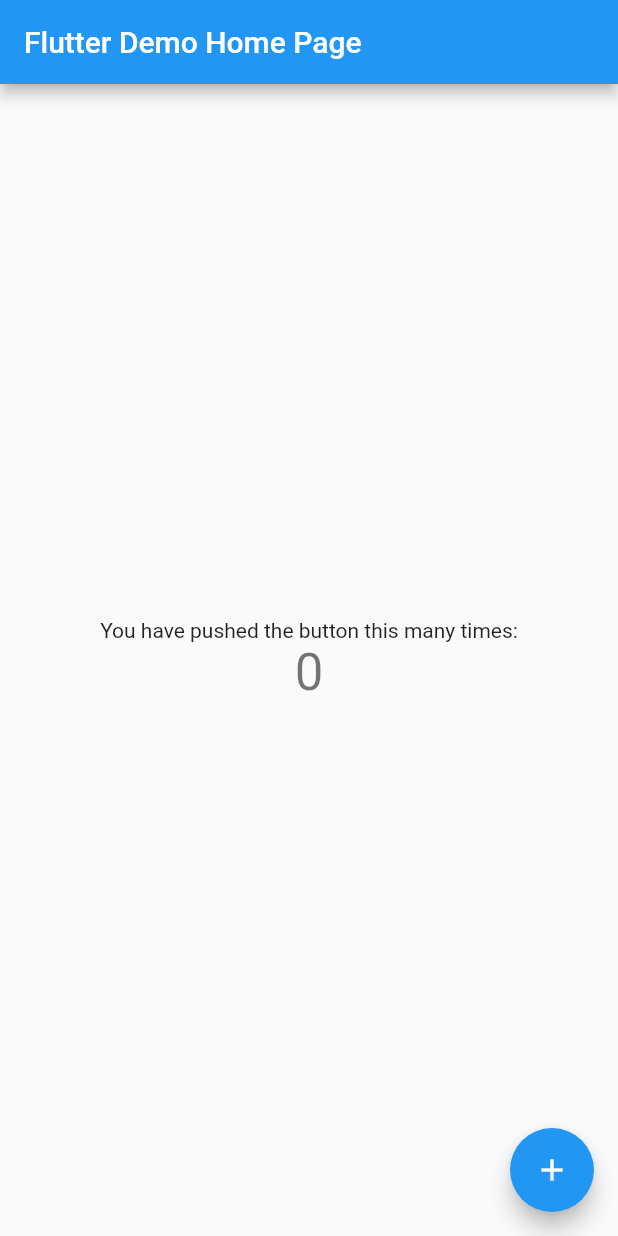
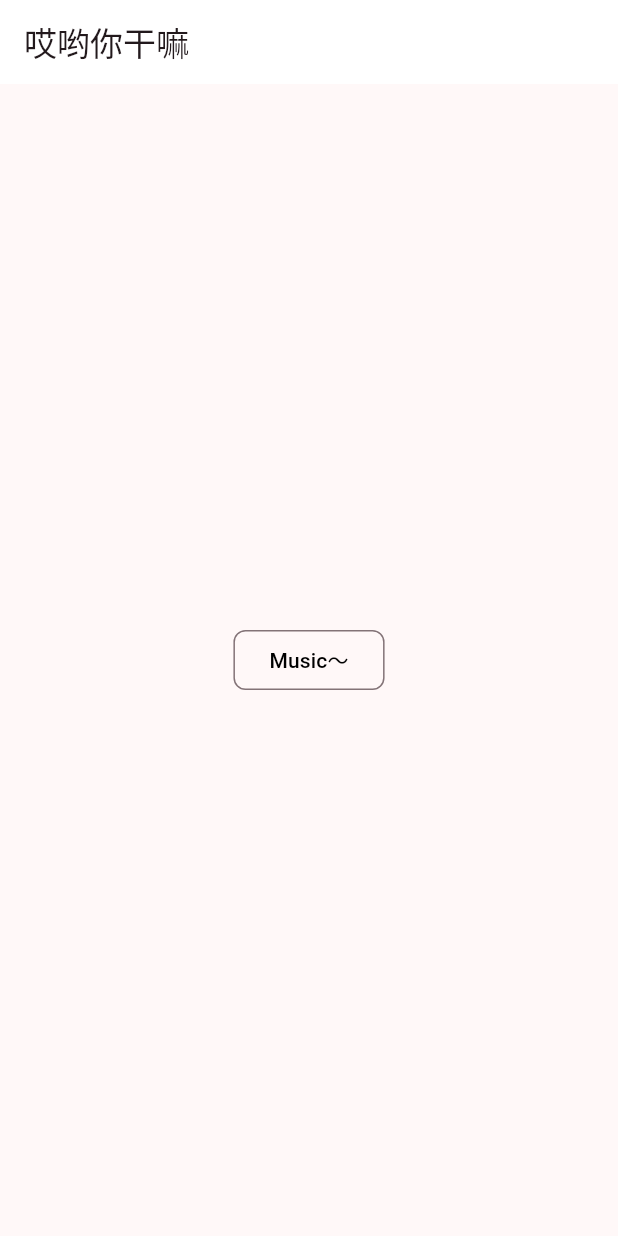
Before and after one commit to liyunxin/zhiyin_flutter, a Flutter app: the screen it shows after launch, on a phone screen of 412 x 824 dp. Run offline on Flutter 3.47's test engine with Material 2 defaults, Android fonts, the phone set to English and light mode, and no system bars.

Commit message:
添加界面

```diff
--- a/lib/main.dart
+++ b/lib/main.dart
@@ -1,6 +1,10 @@
 import 'package:flutter/material.dart';
+import 'package:zhiyin_flutter/pages/common/debug_main_page.dart';
+import 'package:zhiyin_flutter/routes/Routes.dart';
 
-void main() => runApp(const MyApp());
+void main() {
+  runApp(const MyApp());
+}
 
 class MyApp extends StatelessWidget {
   const MyApp({super.key});
@@ -9,104 +13,17 @@ class MyApp extends StatelessWidget {
   @override
   Widget build(BuildContext context) {
     return MaterialApp(
-      title: 'Flutter Demo',
+      title: '只因',
       theme: ThemeData(
         // This is the theme of your application.
-        //
-        // Try running your application with "flutter run". You'll see the
-        // application has a blue toolbar. Then, without quitting the app, try
-        // changing the primarySwatch below to Colors.green and then invoke
-        // "hot reload" (press "r" in the console where you ran "flutter run",
-        // or press Run > Flutter Hot Reload in a Flutter IDE). Notice that the
-        // counter didn't reset back to zero; the application is not restarted.
-        primarySwatch: Colors.blue,
+        colorScheme: ColorScheme.fromSeed(
+          seedColor: Colors.black,
+          primary: Colors.black,
+        ),
+        useMaterial3: true,
       ),
-      home: const MyHomePage(title: 'Flutter Demo Home Page'),
+      onGenerateRoute: onGenerateRoute,
+      home: const DebugMainPage(),
     );
   }
 }
-
-class MyHomePage extends StatefulWidget {
-  const MyHomePage({super.key, required this.title});
-
-  // This widget is the home page of your application. It is stateful, meaning
-  // that it has a State object (defined below) that contains fields that affect
-  // how it looks.
-
-  // This class is the configuration for the state. It holds the values (in this
-  // case the title) provided by the parent (in this case the App widget) and
-  // used by the build method of the State. Fields in a Widget subclass are
-  // always marked "final".
-
-  final String title;
-
-  @override
-  State<MyHomePage> createState() => _MyHomePageState();
-}
-
-class _MyHomePageState extends State<MyHomePage> {
-  int _counter = 0;
-
-  void _incrementCounter() {
-    setState(() {
-      // This call to setState tells the Flutter framework that something has
-      // changed in this State, which causes it to rerun the build method below
-      // so that the display can reflect the updated values. If we changed
-      // _counter without calling setState(), then the build method would not be
-      // called again, and so nothing would appear to happen.
-      _counter++;
-    });
-  }
-
-  @override
-  Widget build(BuildContext context) {
-    // This method is rerun every time setState is called, for instance as done
-    // by the _incrementCounter method above.
-    //
-    // The Flutter framework has been optimized to make rerunning build methods
-    // fast, so that you can just rebuild anything that needs updating rather
-    // than having to individually change instances of widgets.
-    return Scaffold(
-      appBar: AppBar(
-        // Here we take the value from the MyHomePage object that was created by
-        // the App.build method, and use it to set our appbar title.
-        title: Text(widget.title),
-      ),
-      body: Center(
-        // Center is a layout widget. It takes a single child and positions it
-        // in the middle of the parent.
-        child: Column(
-          // Column is also a layout widget. It takes a list of children and
-          // arranges them vertically. By default, it sizes itself to fit its
-          // children horizontally, and tries to be as tall as its parent.
-          //
-          // Invoke "debug painting" (press "p" in the console, choose the
-          // "Toggle Debug Paint" action from the Flutter Inspector in Android
-          // Studio, or the "Toggle Debug Paint" command in Visual Studio Code)
-          // to see the wireframe for each widget.
-          //
-          // Column has various properties to control how it sizes itself and
-          // how it positions its children. Here we use mainAxisAlignment to
-          // center the children vertically; the main axis here is the vertical
-          // axis because Columns are vertical (the cross axis would be
-          // horizontal).
-          mainAxisAlignment: MainAxisAlignment.center,
-          children: <Widget>[
-            const Text(
-              'You have pushed the button this many times:',
-            ),
-            Text(
-              '$_counter',
-              style: Theme.of(context).textTheme.headlineMedium,
-            ),
-          ],
-        ),
-      ),
-      floatingActionButton: FloatingActionButton(
-        onPressed: _incrementCounter,
-        tooltip: 'Increment',
-        child: const Icon(Icons.add),
-      ), // This trailing comma makes auto-formatting nicer for build methods.
-    );
-  }
-}
--- /dev/null
+++ b/lib/pages/common/debug_main_page.dart
@@ -0,0 +1,44 @@
+import 'package:flutter/material.dart';
+import 'package:zhiyin_flutter/routes/Routes.dart';
+
+class DebugMainPage extends StatefulWidget {
+  const DebugMainPage({Key? key}) : super(key: key);
+
+  @override
+  State<DebugMainPage> createState() => _DebugMainPageState();
+}
+
+class _DebugMainPageState extends State<DebugMainPage> {
+  @override
+  Widget build(BuildContext context) {
+    return Scaffold(
+      appBar: AppBar(
+        // TRY THIS: Try changing the color here to a specific color (to
+        // Colors.amber, perhaps?) and trigger a hot reload to see the AppBar
+        // change color while the other colors stay the same.
+        backgroundColor: Colors.white,
+        // Here we take the value from the MyHomePage object that was created by
+        // the App.build method, and use it to set our appbar title.
+        title: const Text('哎哟你干嘛'),
+      ),
+      body: SafeArea(
+        bottom: false,
+        child: Center(
+          child: OutlinedButton(
+            onPressed: _showTalent,
+            style: OutlinedButton.styleFrom(
+              shape: RoundedRectangleBorder(
+                borderRadius: BorderRadius.circular(8.0),
+              ),
+            ),
+            child: const Text('Music～'),
+          ),
+        ),
+      ),
+    );
+  }
+
+  void _showTalent() {
+    Navigator.pushNamed(context, DYRoute.sing);
+  }
+}
```
Also changed, not shown: lib/pages/basketball_page.dart (added, +31 -0 lines), lib/pages/common/not_found_page.dart (added, +13 -0 lines), lib/pages/dance_page.dart (added, +39 -0 lines), lib/pages/rap_page.dart (added, +43 -0 lines), lib/pages/sing_page.dart (added, +39 -0 lines), lib/routes/Routes.dart (added, +40 -0 lines).
